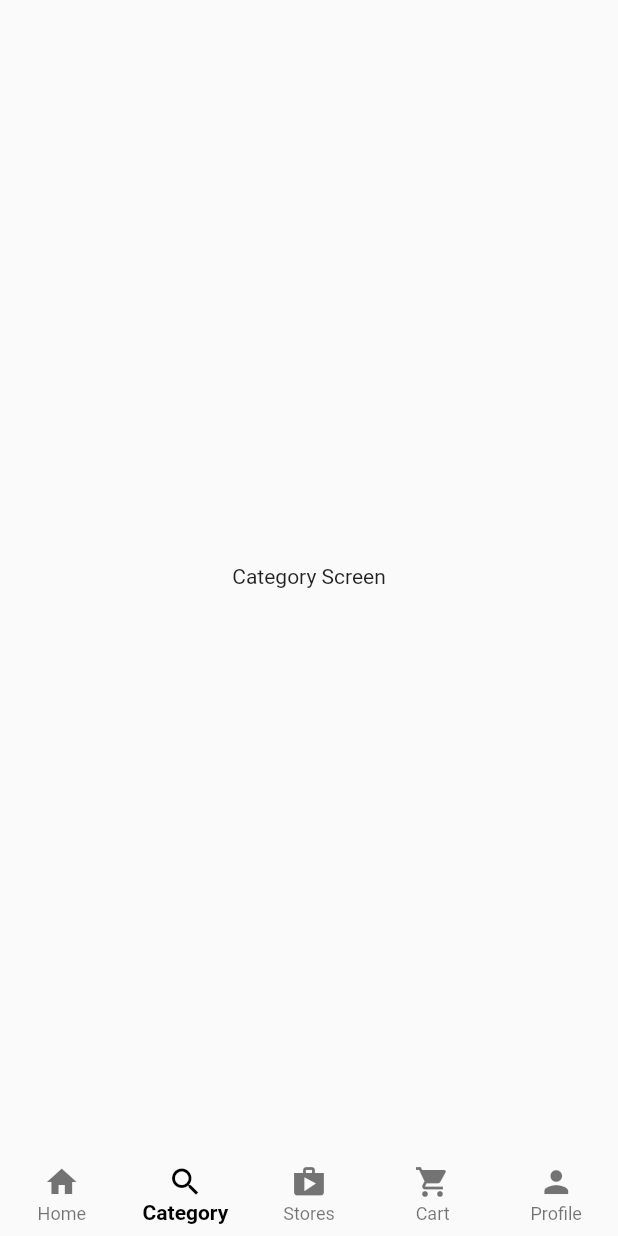
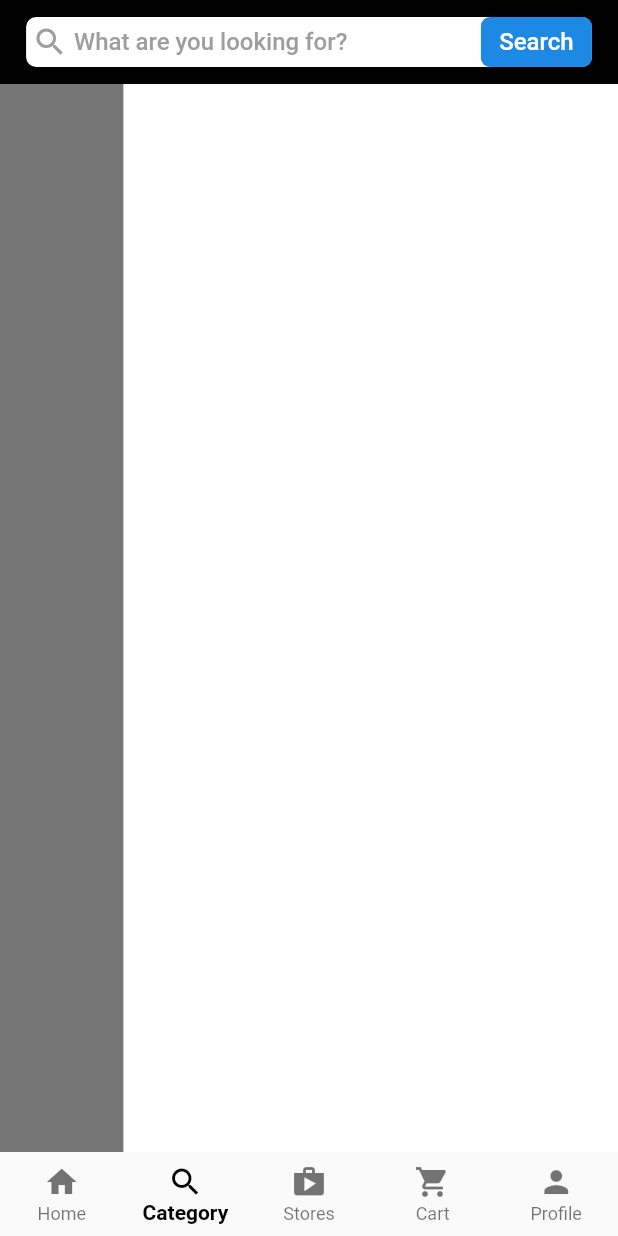
Before and after one commit to mumaralfajar/m-store-app, a Flutter app: the screen it shows after launch, item 2 of the bottom bar chosen, on a phone screen of 412 x 824 dp. Run offline on Flutter 3.47's test engine with Material 2 defaults, Android fonts, the phone set to English and light mode, and no system bars.

Commit message:
add category screen and search widget

```diff
--- /dev/null
+++ b/lib/main_screens/category.dart
@@ -0,0 +1,45 @@
+import 'package:flutter/material.dart';
+import 'package:maru_store_app/widgets/fake_search.dart';
+
+class CategoryScreen extends StatefulWidget {
+  const CategoryScreen({Key? key}) : super(key: key);
+
+  @override
+  State<CategoryScreen> createState() => _CategoryScreenState();
+}
+
+class _CategoryScreenState extends State<CategoryScreen> {
+  @override
+  Widget build(BuildContext context) {
+    var size = MediaQuery.of(context).size;
+    return Scaffold(
+      appBar: AppBar(
+        elevation: 0,
+        backgroundColor: Colors.black,
+        title: const FakeSearch(),
+      ),
+      body: Stack(
+        children: [
+          Positioned(bottom: 0, left: 0, child: sideNavigator(size)),
+          Positioned(bottom: 0, right: 0, child: categView(size)),
+        ],
+      ),
+    );
+  }
+
+  Widget sideNavigator(Size size) {
+    return Container(
+      height: size.height * 1.0,
+      width: size.width * 0.2,
+      color: Colors.grey.shade600,
+    );
+  }
+
+  Widget categView(Size size) {
+    return Container(
+      height: size.height * 1.0,
+      width: size.width * 0.8,
+      color: Colors.white,
+    );
+  }
+}
--- a/lib/main_screens/customer_home.dart
+++ b/lib/main_screens/customer_home.dart
@@ -1,4 +1,5 @@
 import 'package:flutter/material.dart';
+import 'package:maru_store_app/main_screens/category.dart';
 import 'package:maru_store_app/main_screens/home.dart';
 
 class CustomerHomeScreen extends StatefulWidget {
@@ -12,7 +13,7 @@
   int _selectedIndex = 0;
   final List<Widget> _tabs = const [
     HomeScreen(),
-    Center(child: Text('Category Screen')),
+    CategoryScreen(),
     Center(child: Text('Stores Screen')),
     Center(child: Text('Cart Screen')),
     Center(child: Text('Profile Screen')),
--- /dev/null
+++ b/lib/widgets/fake_search.dart
@@ -0,0 +1,59 @@
+import 'package:flutter/material.dart';
+
+import '../minor_screens/search.dart';
+
+class FakeSearch extends StatelessWidget {
+  const FakeSearch({
+    Key? key,
+  }) : super(key: key);
+
+  @override
+  Widget build(BuildContext context) {
+    return InkWell(
+      onTap: () {
+        Navigator.push(context,
+            MaterialPageRoute(builder: (context) => const SearchScreen()));
+      },
+      child: Container(
+        height: 36,
+        decoration: BoxDecoration(
+            color: Colors.white,
+            border: Border.all(width: 1.4),
+            borderRadius: BorderRadius.circular(8)),
+        child: Row(
+          mainAxisAlignment: MainAxisAlignment.spaceBetween,
+          children: [
+            Row(
+              children: const [
+                Padding(
+                  padding: EdgeInsets.symmetric(horizontal: 4),
+                  child: Icon(
+                    Icons.search,
+                    color: Colors.grey,
+                  ),
+                ),
+                Text(
+                  'What are you looking for?',
+                  style: TextStyle(fontSize: 16, color: Colors.grey),
+                ),
+              ],
+            ),
+            Container(
+              height: 36,
+              width: 74,
+              decoration: BoxDecoration(
+                  color: Colors.blue[600],
+                  borderRadius: BorderRadius.circular(6)),
+              child: const Center(
+                child: Text(
+                  'Search',
+                  style: TextStyle(fontSize: 16, color: Colors.white),
+                ),
+              ),
+            ),
+          ],
+        ),
+      ),
+    );
+  }
+}
```
Also changed, not shown: lib/main_screens/home.dart (+2 -49 lines), lib/minor_screens/search.dart (+5 -3 lines).
